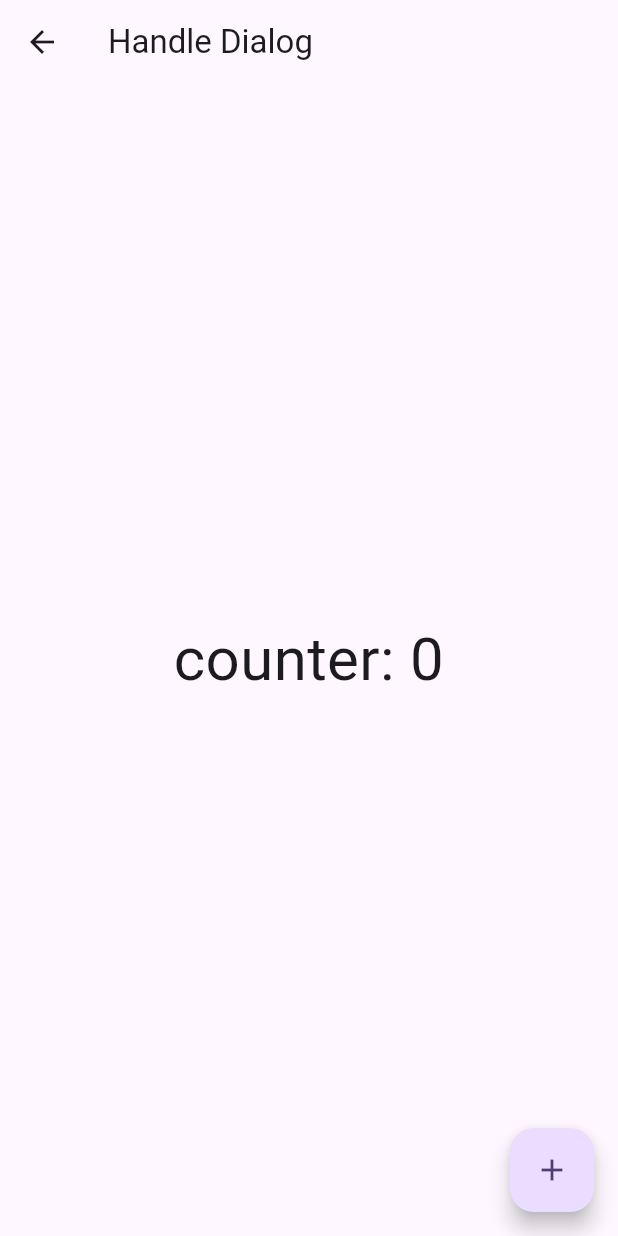
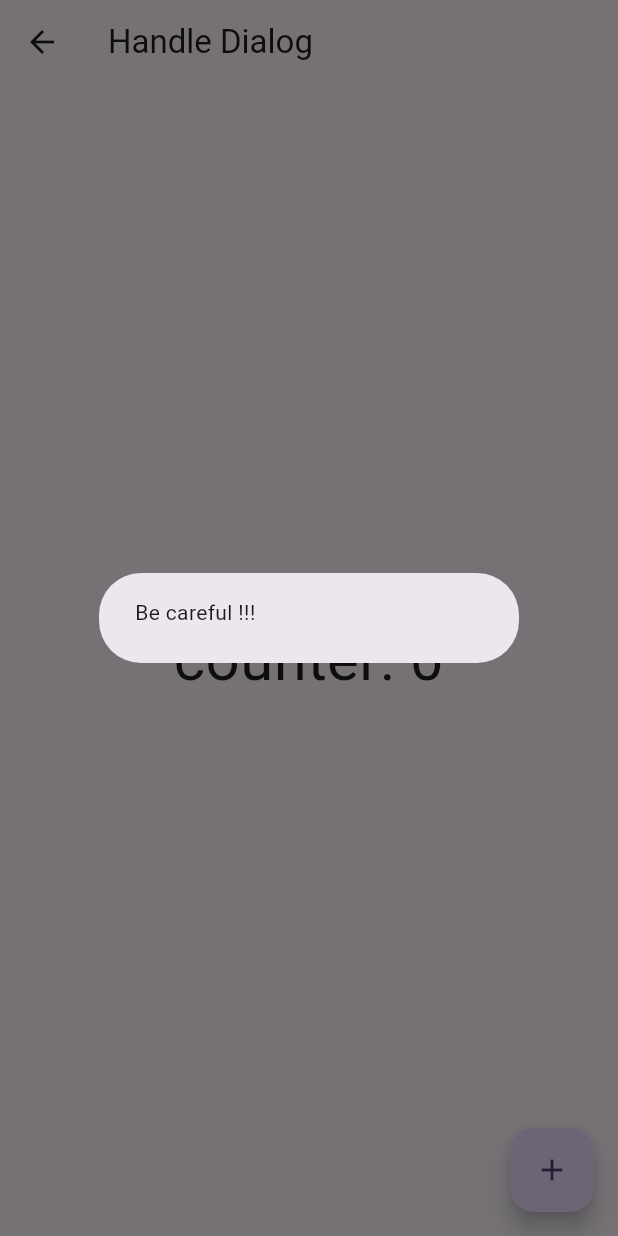
Before and after one commit to jsmile/provider_errors, a Flutter app: the screen it shows after launch, after a tap on "Handle Dialog Page", on a phone screen of 412 x 824 dp. Run offline on Flutter 3.47's test engine with Material 2 defaults, Android fonts, the phone set to English and light mode, and no system bars.

Commit message:
addPostFrameCallback - initState 안 AlertDialog()

```diff
--- a/lib/src/provider_error1/pages/handle_dialog_page.dart
+++ b/lib/src/provider_error1/pages/handle_dialog_page.dart
@@ -2,9 +2,6 @@ import 'package:flutter/material.dart';
 import 'package:provider/provider.dart';
 
 import '../provier_error1_exports.dart';
-
-/// 화면에서 특정 state( data 의 value ) 가 되었을 때
-/// 화면 표시와 Dialog 를 함께 띄울 때 발행하는 현상
 
 class HandleDialogPage extends StatefulWidget {
   const HandleDialogPage({super.key});
@@ -14,6 +11,25 @@ class HandleDialogPage extends StatefulWidget {
 }
 
 class _HandleDialogPageState extends State<HandleDialogPage> {
+  /// 1. 화면에서 특정 state( data 의 value ) 가 되었을 때
+  /// initState() 에서 화면 표시와 Dialog 를 함께 띄울 때 오류발생
+  @override
+  void initState() {
+    super.initState();
+
+    // initState() 시점에는 build 중이므로 상태변화를 야기시 발생하는 오류 방지
+    WidgetsBinding.instance.addPostFrameCallback((_) {
+      showDialog(
+        context: context,
+        builder: (context) {
+          return const AlertDialog(
+            content: Text('Be careful !!!'),
+          );
+        },
+      );
+    });
+  }
+
   @override
   Widget build(BuildContext context) {
     return Scaffold(
@@ -22,6 +38,8 @@ class _HandleDialogPageState extends State<HandleDialogPage> {
       ),
       body: Center(
         child: Text(
+          /// 2. build() 안이나 Provider( update: ) 안에서 context.read<T>() 사용금지
+          /// 대신, context.watch<T>() 사용 권장.  또는 context.select<T, R>(R Function(T value) selector)
           'counter: ${context.watch<Counter>().counter}',
           textAlign: TextAlign.center,
           style: const TextStyle(fontSize: 40.0),
```
